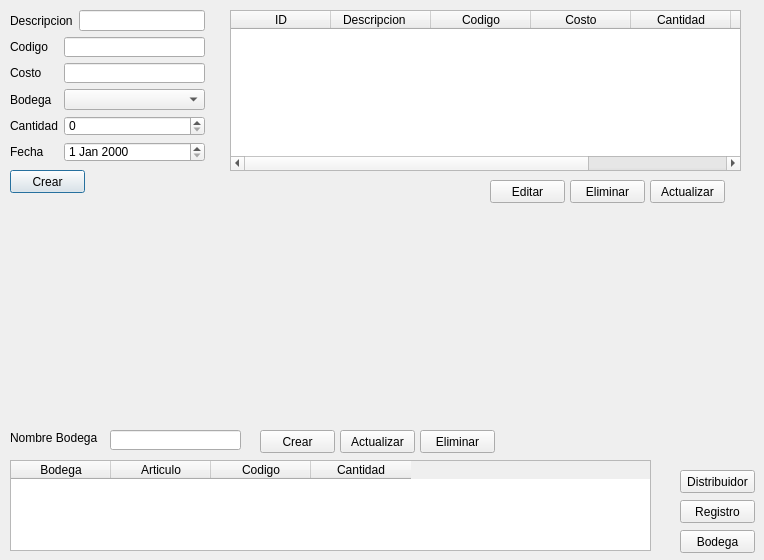
First picture: the form in Proyecto P2/UI/registro.ui, repository piedrachin/proyecto, before the edit.
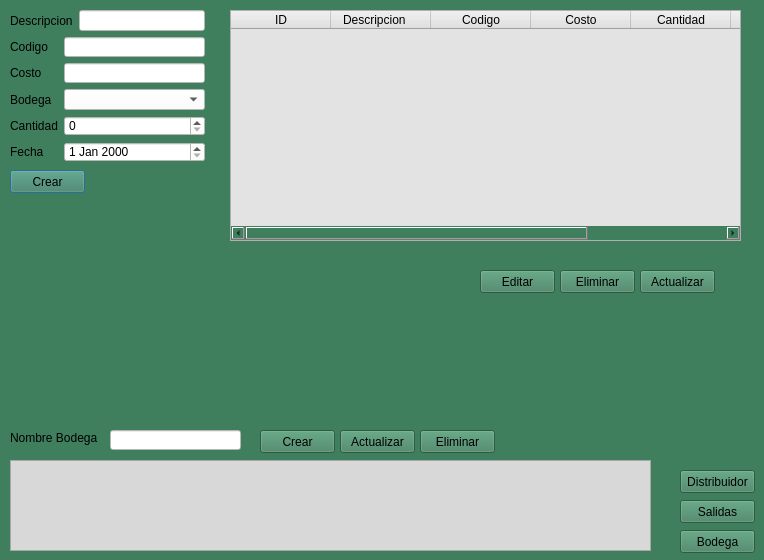
Second picture: the form after the edit.

The edit to the form file:
```diff
--- a/Proyecto P2/UI/registro.ui
+++ b/Proyecto P2/UI/registro.ui
@@ -13,6 +13,10 @@
   <property name="windowTitle">
    <string>Dialog</string>
   </property>
+  <property name="styleSheet">
+   <string notr="true">
+background-color: rgb(63, 127, 94);</string>
+  </property>
   <widget class="QPushButton" name="btn_agregar">
    <property name="geometry">
     <rect>
@@ -29,8 +33,8 @@
   <widget class="QPushButton" name="btn_refrescar">
    <property name="geometry">
     <rect>
-     <x>650</x>
-     <y>180</y>
+     <x>640</x>
+     <y>270</y>
      <width>75</width>
      <height>23</height>
     </rect>
@@ -58,9 +62,12 @@
      <x>230</x>
      <y>10</y>
      <width>511</width>
-     <height>161</height>
+     <height>231</height>
     </rect>
    </property>
+   <property name="styleSheet">
+    <string notr="true">background-color: rgb(227, 227, 227);</string>
+   </property>
    <column>
     <property name="text">
      <string>ID</string>
@@ -120,7 +127,7 @@
     </rect>
    </property>
    <property name="text">
-    <string>Registro</string>
+    <string>Salidas</string>
    </property>
   </widget>
   <widget class="QPushButton" name="btn_refrescar_bodega">
@@ -139,8 +146,8 @@
   <widget class="QPushButton" name="btn_eliminar_tabla">
    <property name="geometry">
     <rect>
-     <x>570</x>
-     <y>180</y>
+     <x>560</x>
+     <y>270</y>
      <width>75</width>
      <height>23</height>
     </rect>
@@ -171,6 +178,9 @@
      <height>20</height>
     </rect>
    </property>
+   <property name="styleSheet">
+    <string notr="true">background-color: rgb(255, 255, 255);</string>
+   </property>
   </widget>
   <widget class="QPushButton" name="btn_crear_bdg">
    <property name="geometry">
@@ -210,37 +220,17 @@
     <enum>Qt::LeftToRight</enum>
    </property>
    <property name="styleSheet">
-    <string notr="true">border-color: rgb(255, 255, 127);</string>
+    <string notr="true">background-color: rgb(216, 216, 216);</string>
    </property>
    <attribute name="horizontalHeaderMinimumSectionSize">
     <number>60</number>
    </attribute>
-   <column>
-    <property name="text">
-     <string>Bodega</string>
-    </property>
-   </column>
-   <column>
-    <property name="text">
-     <string>Articulo</string>
-    </property>
-   </column>
-   <column>
-    <property name="text">
-     <string>Codigo</string>
-    </property>
-   </column>
-   <column>
-    <property name="text">
-     <string>Cantidad</string>
-    </property>
-   </column>
   </widget>
   <widget class="QPushButton" name="btn_editar_articull">
    <property name="geometry">
     <rect>
-     <x>490</x>
-     <y>180</y>
+     <x>480</x>
+     <y>270</y>
      <width>75</width>
      <height>23</height>
     </rect>
@@ -283,7 +273,11 @@
      </widget>
     </item>
     <item row="0" column="2">
-     <widget class="QLineEdit" name="txt_nombre"/>
+     <widget class="QLineEdit" name="txt_nombre">
+      <property name="styleSheet">
+       <string notr="true">background-color: rgb(255, 255, 255);</string>
+      </property>
+     </widget>
     </item>
     <item row="1" column="0">
      <widget class="QLabel" name="label_2">
@@ -293,7 +287,11 @@
      </widget>
     </item>
     <item row="1" column="1" colspan="2">
-     <widget class="QLineEdit" name="txt_codigo"/>
+     <widget class="QLineEdit" name="txt_codigo">
+      <property name="styleSheet">
+       <string notr="true">background-color: rgb(255, 255, 255);</string>
+      </property>
+     </widget>
     </item>
     <item row="2" column="0">
      <widget class="QLabel" name="label_3">
@@ -303,7 +301,11 @@
      </widget>
     </item>
     <item row="2" column="1" colspan="2">
-     <widget class="QLineEdit" name="txt_costo"/>
+     <widget class="QLineEdit" name="txt_costo">
+      <property name="styleSheet">
+       <string notr="true">background-color: rgb(255, 255, 255);</string>
+      </property>
+     </widget>
     </item>
     <item row="3" column="0">
      <widget class="QLabel" name="label_5">
@@ -313,7 +315,11 @@
      </widget>
     </item>
     <item row="3" column="1" colspan="2">
-     <widget class="QComboBox" name="cmb_registro"/>
+     <widget class="QComboBox" name="cmb_registro">
+      <property name="styleSheet">
+       <string notr="true">background-color: rgb(255, 255, 255);</string>
+      </property>
+     </widget>
     </item>
     <item row="4" column="0">
      <widget class="QLabel" name="label_4">
@@ -324,6 +330,9 @@
     </item>
     <item row="4" column="1" colspan="2">
      <widget class="QSpinBox" name="spBox_cantidad">
+      <property name="styleSheet">
+       <string notr="true">background-color: rgb(255, 255, 255);</string>
+      </property>
       <property name="maximum">
        <number>2000</number>
       </property>
@@ -337,7 +346,11 @@
      </widget>
     </item>
     <item row="5" column="1" colspan="2">
-     <widget class="QDateEdit" name="dateEdit"/>
+     <widget class="QDateEdit" name="dateEdit">
+      <property name="styleSheet">
+       <string notr="true">background-color: rgb(255, 255, 255);</string>
+      </property>
+     </widget>
     </item>
    </layout>
   </widget>
```
